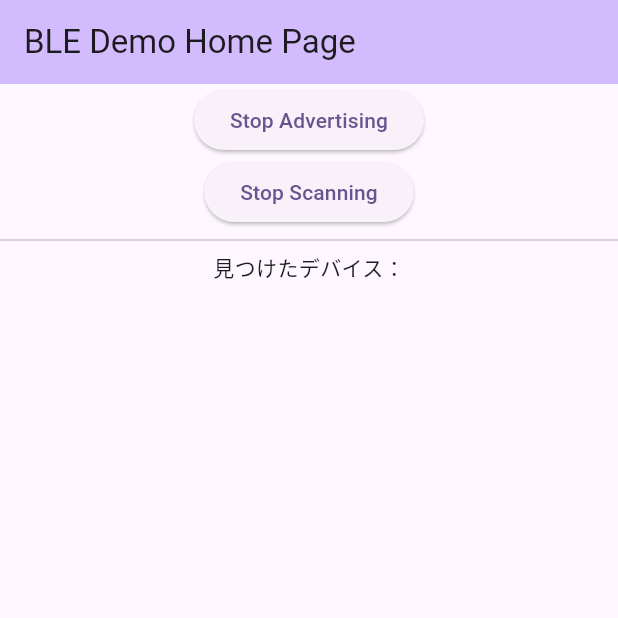
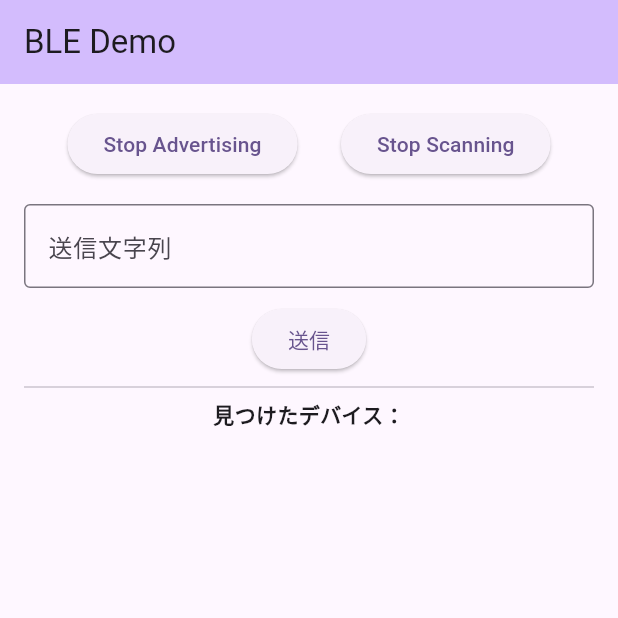
Before and after one commit to TRACKCOMPLETE/bluetooth_low_energy_demo, a Flutter app: the screen it shows after launch, after a tap on "Start Advertising", after a tap on "Start Scanning", on a phone screen of 412 x 824 dp, the top half of it. Run offline on Flutter 3.47's test engine with Material 3 defaults, Android fonts, the phone set to English and light mode, and no system bars; our stand-ins replace permission_handler; missing offline and left inert: bluetooth_low_energy; statements that could not run were skipped.

Commit message:
接続の追加

```diff
--- a/lib/ble_peripheral_service.dart
+++ b/lib/ble_peripheral_service.dart
@@ -1,15 +1,27 @@
 import 'dart:async';
 import 'package:bluetooth_low_energy/bluetooth_low_energy.dart';
 import 'package:flutter/foundation.dart';
-import 'package:flutter/material.dart';
+import 'gatt_definitions.dart';
 
 class BLEPeripheralService {
   final PeripheralManager peripheralManager;
+  late final GATTService gattService;
 
-  BLEPeripheralService()
-      : peripheralManager = PeripheralManager();
+  final Set<Central> subscribedCentrals = {};
+
+  BLEPeripheralService(this.peripheralManager) {
+    gattService = createGattService();
+    _listenNotifyState();
+  }
 
   Future<void> startAdvertising(Advertisement advertisement) async {
+    try {
+      await peripheralManager.addService(gattService);
+      debugPrint("✅ GATTサービス登録成功！");
+    } catch (e) {
+      debugPrint("❌ GATTサービス登録失敗: $e");
+    }
+
     try {
       await peripheralManager.startAdvertising(advertisement);
       debugPrint("Started advertising service: ${advertisement.serviceUUIDs}");
@@ -26,4 +38,31 @@ class BLEPeripheralService {
       debugPrint("Error stopping advertising: $e");
     }
   }
+
+  void _listenNotifyState() {
+    peripheralManager.characteristicNotifyStateChanged.listen((event) {
+      if (event.state) {
+        subscribedCentrals.add(event.central);
+        debugPrint("✅追加: ${event.central.uuid}");
+      } else {
+        subscribedCentrals.removeWhere((c) => c.uuid == event.central.uuid);
+      }
+    });
+  }
+
+  Future<void> sendText(String text) async {
+    final value = Uint8List.fromList(text.codeUnits);
+
+    // Notify対応のCharacteristicをちゃんと探す
+    final notifyChara = gattService.characteristics.firstWhere(
+          (c) => c.properties.contains(GATTCharacteristicProperty.notify),
+      orElse: () => throw Exception("Notifyに対応したCharacteristicが見つかりません"),
+    );
+
+    for (final central in subscribedCentrals) {
+      await peripheralManager.notifyCharacteristic(central, notifyChara, value: value);
+    }
+
+    debugPrint("📤 Notify送信: $text");
+  }
 }
--- /dev/null
+++ b/lib/gatt_definitions.dart
@@ -0,0 +1,40 @@
+import 'dart:typed_data';
+import 'package:bluetooth_low_energy/bluetooth_low_energy.dart';
+
+/// サービスUUID（固定で使いたい場合）
+final UUID serviceUUID = UUID.fromString("12345678-1234-5678-1234-567812345678");
+
+/// キャラクタリスティックUUID（読み書き通知対応）
+final UUID characteristicUUID = UUID.fromString("87654321-4321-6789-4321-678987654321");
+
+/// ディスクリプタUUID（2901はキャラの説明用に使われるやつ）
+final UUID descriptorUUID = UUID.fromString("2901");
+
+/// GATTサービスを生成して返す
+GATTService createGattService() {
+  return GATTService(
+    uuid: serviceUUID,
+    isPrimary: true,
+    includedServices: [],
+    characteristics: [
+      GATTCharacteristic.mutable(
+        uuid: characteristicUUID,
+        properties: [
+          GATTCharacteristicProperty.read,
+          GATTCharacteristicProperty.write,
+          GATTCharacteristicProperty.notify,
+        ],
+        permissions: [
+          GATTCharacteristicPermission.read,
+          GATTCharacteristicPermission.write,
+        ],
+        descriptors: [
+          GATTDescriptor.immutable(
+            uuid: descriptorUUID,
+            value: Uint8List.fromList("BLE Demo Characteristic".codeUnits),
+          ),
+        ],
+      ),
+    ],
+  );
+}
--- a/lib/main.dart
+++ b/lib/main.dart
@@ -1,11 +1,9 @@
-import 'dart:async';
-
-import 'package:flutter/foundation.dart';
+import 'package:bluetooth_low_energy/bluetooth_low_energy.dart';
 import 'package:flutter/material.dart';
-import 'package:bluetooth_low_energy/bluetooth_low_energy.dart';
-
-UUID serviceUUID = UUID.fromString("12345678-1234-5678-1234-567812345678");
-UUID characteristicUUID = UUID.fromString("87654321-4321-6789-4321-678987654321");
+import 'ble_central_service.dart';
+import 'ble_peripheral_service.dart';
+import 'gatt_definitions.dart';
+import 'package:permission_handler/permission_handler.dart';
 
 void main() {
   runApp(const BLEApp());
@@ -21,176 +19,179 @@ class BLEApp extends StatelessWidget {
       theme: ThemeData(
         colorScheme: ColorScheme.fromSeed(seedColor: Colors.deepPurple),
       ),
-      home: const BLEHomePage(title: 'BLE Demo Home Page'),
+      home: const BLEHomePage(),
     );
   }
 }
 
 class BLEHomePage extends StatefulWidget {
-  const BLEHomePage({super.key, required this.title});
-
-  final String title;
+  const BLEHomePage({super.key});
 
   @override
   State<BLEHomePage> createState() => _BLEHomePageState();
 }
 
 class _BLEHomePageState extends State<BLEHomePage> {
-  final central = CentralManager();
-  final peripheral = PeripheralManager();
+  late final CentralManager centralManager;
+  late final PeripheralManager peripheralManager;
+  late final BLECentralService centralService;
+  late final BLEPeripheralService peripheralService;
+  late final GATTService gattService;
+  final textController = TextEditingController();
 
-  late GATTService gattService;
+  List<DiscoveredEventArgs> discoveredDevices = [];
+  Map<String, String> receivedTexts = {};
 
-  List<DiscoveredEventArgs> devices = [];
   bool advertisingIsOn = false;
   bool scanIsOn = false;
-
-  StreamSubscription<DiscoveredEventArgs>? _discoveredSubscription;
 
   @override
   void initState() {
     super.initState();
 
-    gattService = GATTService(
-      uuid: serviceUUID,
-      isPrimary: true,
-      includedServices: [],
-      characteristics: [
-        GATTCharacteristic.mutable(
-          uuid: characteristicUUID,
-          properties: [
-            GATTCharacteristicProperty.read,
-            GATTCharacteristicProperty.write,
-            GATTCharacteristicProperty.notify,
-          ],
-          permissions: [
-            GATTCharacteristicPermission.read,
-            GATTCharacteristicPermission.write,
-          ],
-          descriptors: [
-            GATTDescriptor.immutable(
-              uuid: UUID.fromString("2901"),
-              value: Uint8List.fromList("BLE Demo Characteristic".codeUnits),
-            ),
-          ],
-        ),
-      ],
-    );
+    requestPermissions();
 
-    _listenToAuthorization();
+    centralManager = CentralManager();
+    peripheralManager = PeripheralManager();
+    centralService = BLECentralService(centralManager);
+    peripheralService = BLEPeripheralService(peripheralManager);
+    gattService = createGattService();
 
-    // 1回だけlisten登録、重複防止のため
-    _discoveredSubscription = central.discovered.listen((result) {
-      if (!scanIsOn) return; // スキャンOFF時は無視
+    centralService.collectDiscoveredDeviceStream(
+      central: centralManager,
+      targetServiceUUID: serviceUUID, // 任意のUUID
+    ).listen((event) {
+      setState(() {
+        discoveredDevices.add(event);
+      });
+    });
+
+    centralService.notifiedStream.listen((event) {
+      final uuid = event.peripheral.uuid.toString();
+      final text = String.fromCharCodes(event.value);
 
       setState(() {
-        // UUIDで重複チェックしてから追加
-        if (!devices.any((d) => d.peripheral.uuid == result.peripheral.uuid)) {
-          devices.add(result);
-        }
+        receivedTexts[uuid] = text;
       });
+    });
+  }
+
+  Future<void> requestPermissions() async {
+    final statuses = await [
+      Permission.bluetooth,
+      Permission.bluetoothScan,
+      Permission.bluetoothConnect,
+      Permission.bluetoothAdvertise,
+      Permission.locationWhenInUse,
+      Permission.location,
+    ].request();
+
+    // 必要なら結果のログも出せる
+    statuses.forEach((permission, status) {
+      debugPrint('$permission: $status');
     });
   }
 
   @override
   void dispose() {
-    _discoveredSubscription?.cancel();
+    textController.dispose();
     super.dispose();
-  }
-
-  Future<void> _listenToAuthorization() async {
-    central.stateChanged.listen((event) async {
-      if (event.state == BluetoothLowEnergyState.unauthorized) {
-        await central.authorize();
-      }
-    });
-
-    peripheral.stateChanged.listen((event) async {
-      if (event.state == BluetoothLowEnergyState.unauthorized) {
-        await peripheral.authorize();
-      }
-    });
-  }
-
-  Future<void> _startAdvertising() async {
-    await peripheral.addService(gattService);
-    await peripheral.startAdvertising(
-      Advertisement(
-        name: 'BLE_DEMO',
-        serviceUUIDs: [serviceUUID],
-      ),
-    );
-  }
-
-  void _advertising() async {
-    if (advertisingIsOn) {
-      await peripheral.stopAdvertising();
-      setState(() {
-        advertisingIsOn = false;
-      });
-      if(kDebugMode) {
-        print("Advertising stopped");
-      }
-    } else {
-      await _startAdvertising();
-      setState(() {
-        advertisingIsOn = true;
-      });
-    }
-  }
-
-  void _scanning() async {
-    if (scanIsOn) {
-      await central.stopDiscovery();
-      setState(() {
-        scanIsOn = false;
-      });
-      if(kDebugMode) {
-        print("Scanning stopped");
-      }
-    } else {
-      devices.clear();
-      await central.startDiscovery(
-          serviceUUIDs: [serviceUUID],
-      );
-      setState(() {
-        scanIsOn = true;
-      });
-    }
   }
 
   @override
   Widget build(BuildContext context) {
     return Scaffold(
       appBar: AppBar(
+        title: const Text("BLE Demo"),
         backgroundColor: Theme.of(context).colorScheme.inversePrimary,
-        title: Text(widget.title),
       ),
-      body: Center(
+      body: Padding(
+        padding: const EdgeInsets.all(16.0),
         child: Column(
-          mainAxisAlignment: MainAxisAlignment.center,
-          children: <Widget>[
+          children: [
+            // アドバタイズ & スキャンボタン
+            Row(
+              mainAxisAlignment: MainAxisAlignment.spaceEvenly,
+              children: [
+                ElevatedButton(
+                  onPressed: () async {
+                    if (advertisingIsOn) {
+                      // 今ONならSTOPする
+                      await peripheralService.stopAdvertising();
+                    } else {
+                      // 今OFFならSTARTする
+                      await peripheralService.startAdvertising(
+                        Advertisement(
+                          name: 'BLE_DEMO',
+                          serviceUUIDs: [serviceUUID],
+                        ),
+                      );
+                    }
+                    setState(() {
+                      advertisingIsOn = !advertisingIsOn;
+                    });
+                  },
+                  child: Text(advertisingIsOn ? 'Stop Advertising' : 'Start Advertising'),
+                ),
+                ElevatedButton(
+                  onPressed: () async {
+                    if (scanIsOn) {
+                      await centralService.stopScanning();
+                    } else {
+                      await centralService.startScanning();
+                    }
+                    // 状態反転
+                    setState(() {
+                      scanIsOn = !scanIsOn;
+                    });
+                  },
+                  child: Text(scanIsOn ? 'Stop Scanning' : 'Start Scanning'),
+                ),
+              ],
+            ),
+            const SizedBox(height: 16),
+            // 入力欄と送信ボタン
+            TextField(
+              controller: textController,
+              decoration: const InputDecoration(
+                labelText: '送信文字列',
+                border: OutlineInputBorder(),
+              ),
+            ),
+            const SizedBox(height: 10),
             ElevatedButton(
-                onPressed: _advertising,
-                child:
-                Text(advertisingIsOn ? 'Stop Advertising' : 'Start Advertising')),
-            ElevatedButton(
-                onPressed: _scanning,
-                child: Text(scanIsOn ? 'Stop Scanning' : 'Start Scanning')),
+              onPressed: () async {
+                await peripheralService.sendText(textController.text);
+              },
+              child: const Text("送信"),
+            ),
             const Divider(),
-            const Text("見つけたデバイス："),
+            const Text(
+              "見つけたデバイス：",
+              style: TextStyle(fontWeight: FontWeight.bold),
+            ),
+            const SizedBox(height: 10),
             Expanded(
               child: ListView.builder(
-                itemCount: devices.length,
+                itemCount: discoveredDevices.length,
                 itemBuilder: (context, index) {
-                  final device = devices[index];
-                  return ListTile(
-                    title: Text(device.advertisement.name ?? '名前なし'),
-                    subtitle: Text(device.peripheral.uuid.toString()),
+                  final device = discoveredDevices[index].peripheral;
+                  final advertisement = discoveredDevices[index].advertisement;
+                  return Card(
+                    child: ListTile(
+                      title: Text(advertisement.name ?? '名前なし'),
+                      subtitle: Text(receivedTexts[device.uuid.toString()] ?? device.uuid.toString(),),
+                      trailing: ElevatedButton(
+                        onPressed: () async {
+                          await centralService.connectToDevice(device);
+                        },
+                        child: const Text('接続'),
+                      ),
+                    ),
                   );
                 },
               ),
-            ),
+            )
           ],
         ),
       ),
--- a/pubspec.yaml
+++ b/pubspec.yaml
@@ -35,6 +35,7 @@ dependencies:
   # Use with the CupertinoIcons class for iOS style icons.
   cupertino_icons: ^1.0.8
   bluetooth_low_energy: ^6.0.2
+  permission_handler: ^12.0.1
 
 dev_dependencies:
   flutter_test:
```
Also changed, not shown: lib/ble_central_service.dart (+54 -23 lines), pubspec.lock, 1 other file.
